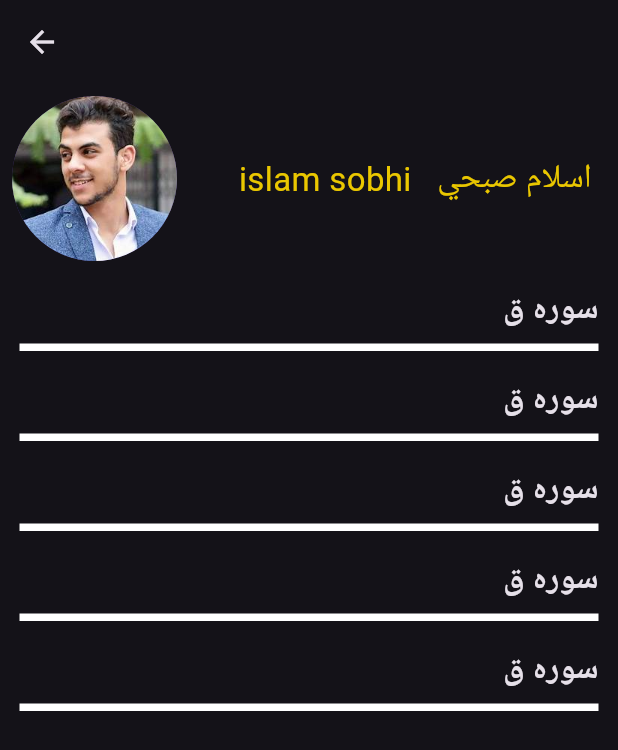
After one commit to Mahmoud-Adel-Ali/quran_app, a Flutter app: the screen it shows after launch, after a tap on an icon or button, on a phone screen of 412 x 824 dp. The commit adds this screen. Shown: the top 750 px of the screen. Run offline on Flutter 3.47's test engine with Material 3 defaults, Android fonts, the phone set to English and light mode, and no system bars.

Commit message:
final Ui and create model of  reader

```diff
--- a/lib/views/widgets/listViewChild.dart
+++ b/lib/views/widgets/listViewChild.dart
@@ -1,13 +1,18 @@
 // ignore_for_file: prefer_const_constructors
 
 import 'package:flutter/material.dart';
+import 'package:quran_app/views/readerContent.dart';
 
 class ListViewChild extends StatelessWidget {
   const ListViewChild({super.key});
 
   @override
   Widget build(BuildContext context) {
-    return Container(
+    return GestureDetector(
+      onTap: (){
+        Navigator.push(context, MaterialPageRoute(builder: (context) => ReaderContent(),));
+      },
+      child: Container(
         height: 60,
         margin: EdgeInsets.only(bottom: 5),
         width: double.infinity,
@@ -27,6 +32,7 @@ class ListViewChild extends StatelessWidget {
             style: TextStyle(color: Colors.black, fontSize: 22),
           ),
         ),
+      ),
     );
   }
 }
--- /dev/null
+++ b/lib/views/widgets/readerListView.dart
@@ -0,0 +1,36 @@
+
+import 'package:flutter/material.dart';
+
+class ReaderListView extends StatelessWidget {
+  const ReaderListView({super.key});
+
+  @override
+  Widget build(BuildContext context) {
+    return SizedBox(
+                height: MediaQuery.of(context).size.height - 240,
+                child: ListView.builder(
+                    itemCount: 5,
+                    itemBuilder: (context, index) {
+                      return Container(
+                        alignment: Alignment.centerRight,
+                        margin: EdgeInsets.all(5),
+                        height: 50,
+                        width: double.infinity,
+                        decoration: BoxDecoration(
+                          border: Border(
+                            bottom: BorderSide(
+                              width: 5,
+                              color: Colors.white,
+                            ),
+                          ),
+                        ),
+                        child: Text(
+                          "سوره ق",
+                          style: TextStyle(
+                              fontSize: 22, fontWeight: FontWeight.w800),
+                        ),
+                      );
+                    }),
+              );
+  }
+}
```
Also changed, not shown: lib/model/reader.dart (added, +7 -0 lines), lib/views/readerContent.dart (+4 -26 lines). Lines whose indentation alone changed are shown as unchanged.
